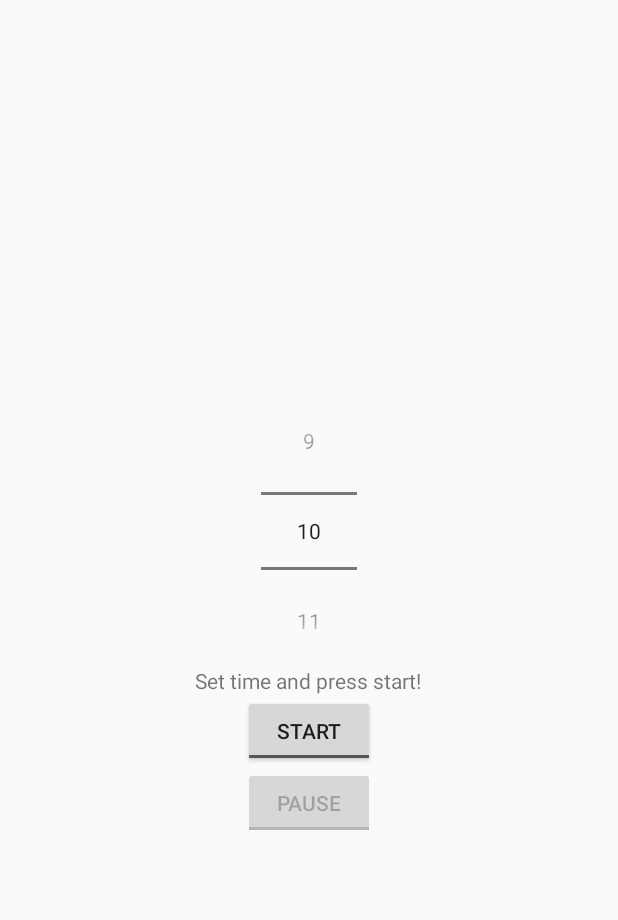
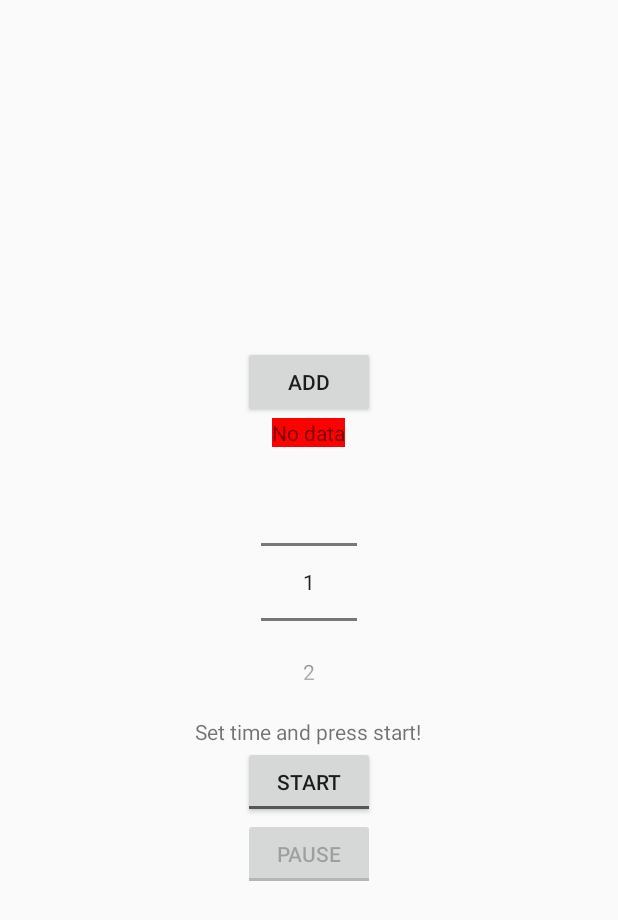
Before and after one commit to HorncatStudio/IntervalTracker, an Android app: the screen it shows after launch (HcRunningActivity), after a tap on "CANCEL", on a phone screen of 412 x 824 dp. Shown: the top 920 px of the screen. Run offline under Robolectric (Android 15) with nearby library versions, the phone set to English and light mode, and no system bars; 1 other tap on this screen came first.

Commit message:
Added add button and list view. TODO - implement add button and list view.

```diff
--- a/app/src/main/java/com/example/hcrunning/app/HcRunningActivity.java
+++ b/app/src/main/java/com/example/hcrunning/app/HcRunningActivity.java
@@ -23,12 +23,16 @@ public class HcRunningActivity extends Activity {
       this.mNumberPicker.setMinValue(1);
       this.mNumberPicker.setMaxValue(20);
       this.mNumberPicker.setWrapSelectorWheel(false);
-      this.mNumberPicker.setValue(10);
+      this.mNumberPicker.setValue(0);
 
       this.mCountDownTimer = new MyCountDownTimer(mNumberPicker.getValue() * 1000, 50, mCurrentTimeTextView, this);
     }
 
-    public void startAndCancelToggleButton(View view) {
+    public void onAddButton(View view){
+      //Number picker goes here?
+    }
+
+    public void onStartAndCancelToggleButton(View view) {
       ToggleButton pauseContinueButtonActivator = (ToggleButton) findViewById(R.id.pauseContinueToggleButton);
 
       boolean on = ((ToggleButton) view).isChecked();
@@ -44,7 +48,7 @@ public class HcRunningActivity extends Activity {
       }
     }
 
-    public void pauseAndContinueToggleButton(View view) {
+    public void onPauseAndContinueToggleButton(View view) {
       boolean on = ((ToggleButton) view).isChecked();
         if (!on) {
           //action when "Continue" is pressed
--- a/app/src/main/res/layout/activity_hc_running.xml
+++ b/app/src/main/res/layout/activity_hc_running.xml
@@ -4,6 +4,25 @@
     android:layout_height="match_parent"
     android:orientation="vertical"
     android:gravity="center">
+
+    <Button
+        android:id="@+id/addButton"
+        android:layout_height="wrap_content"
+        android:layout_width="wrap_content"
+        android:onClick="onAddButton"
+        android:text="Add" />
+
+    <ListView
+        android:id="@android:id/list"
+        android:layout_width="wrap_content"
+        android:layout_height="wrap_content" />
+
+    <TextView
+        android:id="@android:id/empty"
+        android:layout_width="wrap_content"
+        android:layout_height="wrap_content"
+        android:background="#FF0000"
+        android:text="No data" />
 
     <NumberPicker
         android:id="@+id/numberPicker"
@@ -14,7 +33,7 @@
         android:id="@+id/textView"
         android:layout_width="wrap_content"
         android:layout_height="wrap_content"
-        android:text="Press Start"/>
+        android:text="Press Start" />
 
     <ToggleButton
         android:id="@+id/startCancelToggleButton"
@@ -22,7 +41,7 @@
         android:layout_height="wrap_content"
         android:textOn="Cancel"
         android:textOff="Start"
-        android:onClick="startAndCancelToggleButton"/>
+        android:onClick="onStartAndCancelToggleButton" />
 
     <ToggleButton
         android:id="@+id/pauseContinueToggleButton"
@@ -30,7 +49,7 @@
         android:layout_height="wrap_content"
         android:textOn="Continue"
         android:textOff="Pause"
-        android:onClick="pauseAndContinueToggleButton"
+        android:onClick="onPauseAndContinueToggleButton"
         android:enabled="false" />
 
 </LinearLayout>
```
